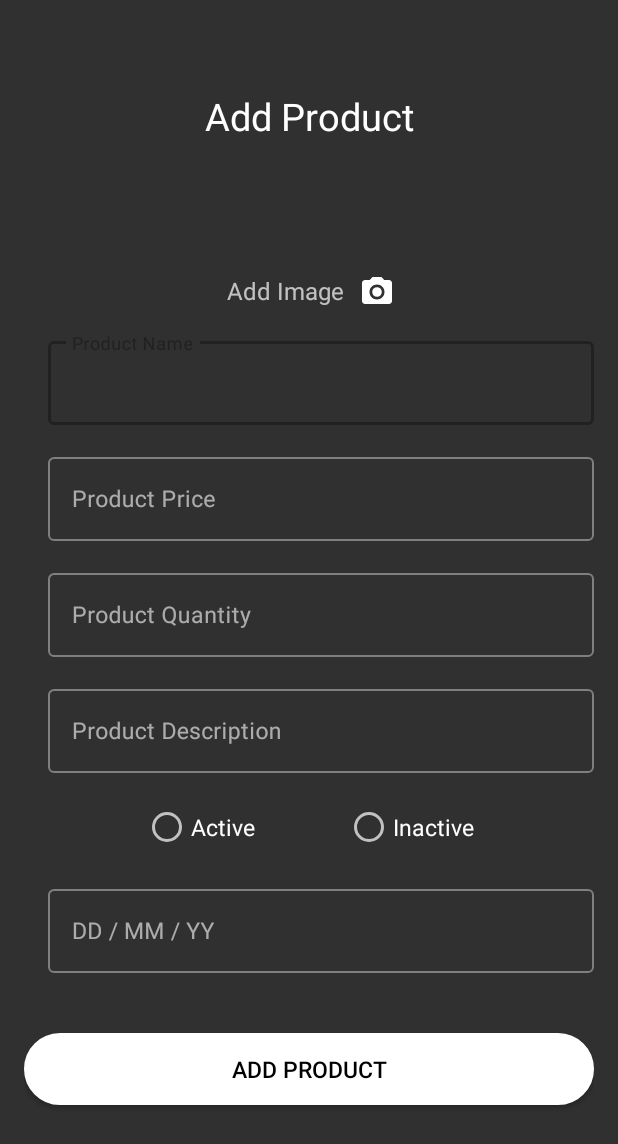
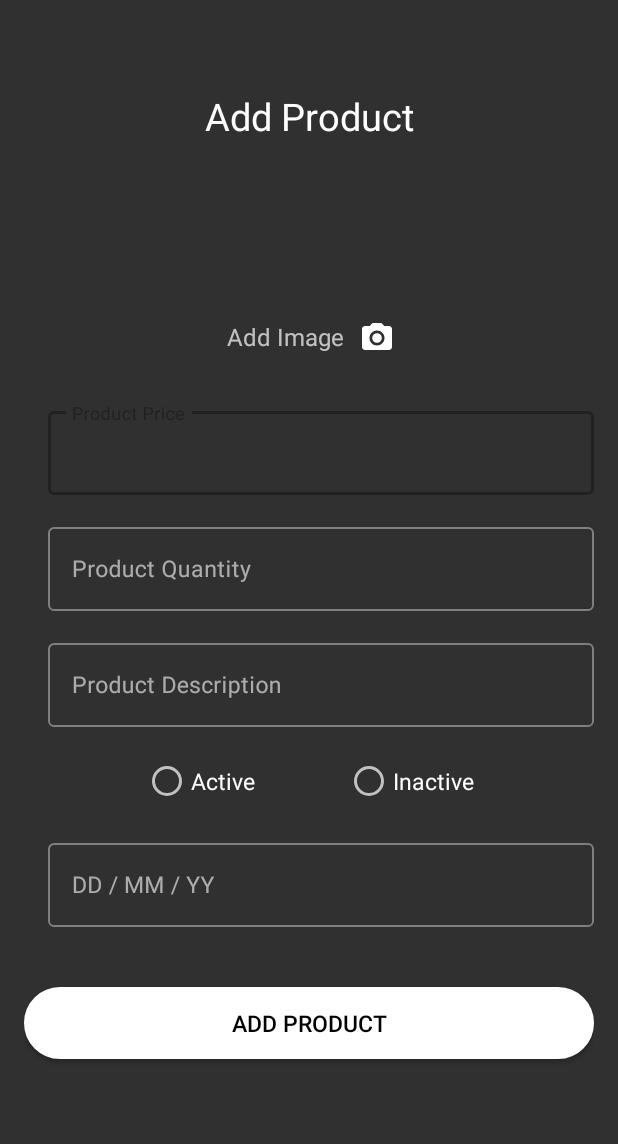
Before and after one commit to adityakhati/EmandiFarmerApp, an Android app: the AddProductActivity screen opened directly, with no data from a screen before it, on a phone screen of 412 x 824 dp. Shown: the top 1144 px of the screen. Run offline under Robolectric (Android 15) with nearby library versions, the phone set to English and light mode, and no system bars; our stand-ins replace Firebase (no records; nobody signed in at launch, a user with empty details on screens opened directly).

Commit message:
Product Name removed

```diff
--- a/app/src/main/res/layout/fragment1.xml
+++ b/app/src/main/res/layout/fragment1.xml
@@ -35,19 +35,7 @@
                 android:layout_marginLeft="10dp"
                 android:src="@drawable/ic_camera_black_24dp" />
         </LinearLayout>
-        <com.google.android.material.textfield.TextInputLayout
-            style="@style/Widget.MaterialComponents.TextInputLayout.OutlinedBox"
-            android:layout_width="match_parent"
-            android:paddingLeft="16dp"
-            android:layout_height="wrap_content">
-            <com.google.android.material.textfield.TextInputEditText
-                android:id="@+id/prod_name"
-                android:layout_width="match_parent"
-                android:layout_height="wrap_content"
-                android:hint="@string/product_name"
-                android:textSize="15sp"
-                android:inputType="text"/>
-        </com.google.android.material.textfield.TextInputLayout>
+
         <com.google.android.material.textfield.TextInputLayout
             style="@style/Widget.MaterialComponents.TextInputLayout.OutlinedBox"
             android:layout_width="match_parent"
```
Also changed, not shown: app/src/main/java/Products/ProductDescriptionActivity.java (+40 -5 lines), app/src/main/java/Products/WishListAdapter.java (+54 -13 lines).
